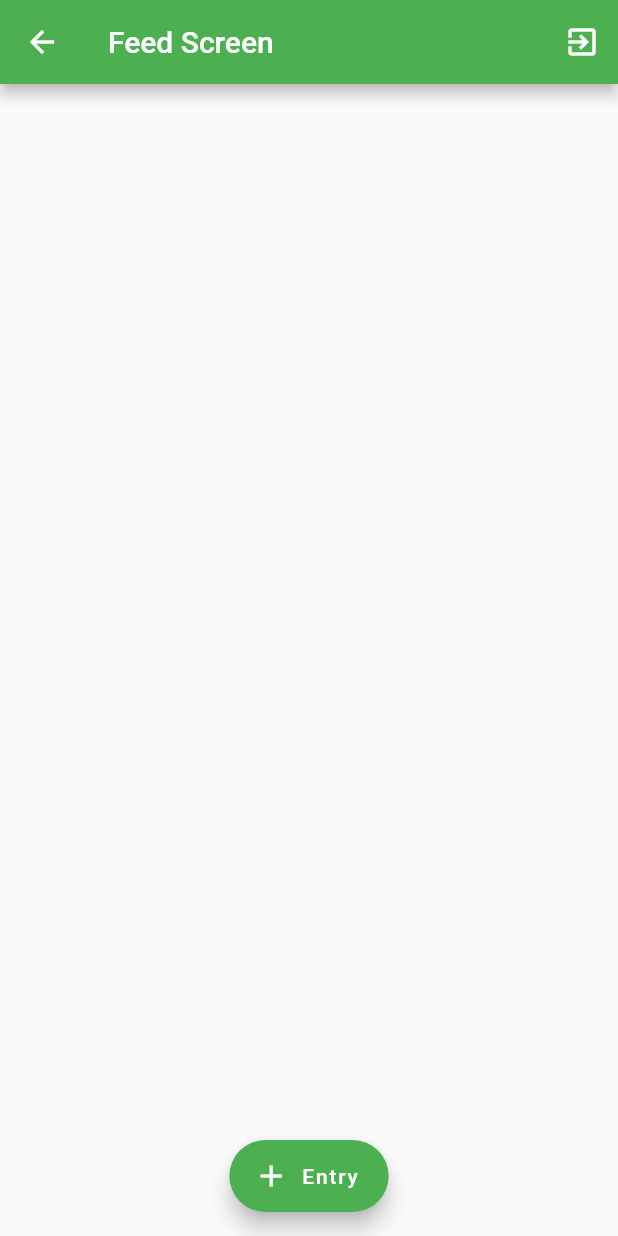
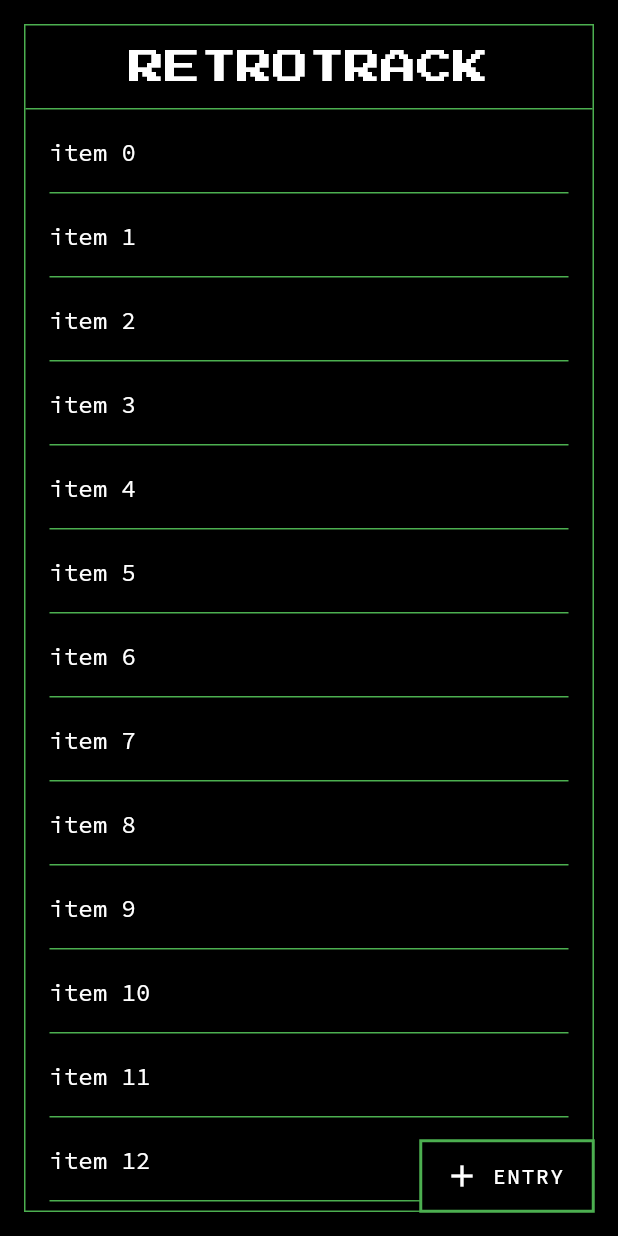
Before and after one commit to grandnexus/retrotrack, a Flutter app: the FeedScreen screen opened directly, on a phone screen of 412 x 824 dp. Run offline on Flutter 3.47's test engine with Material 2 defaults, Android fonts, the phone set to English and light mode, and no system bars; our stand-ins replace camera, flutter_riverpod, google_fonts, riverpod; missing offline and left inert: firebase_ml_vision; accounts and stored records are empty; statements that could not run were skipped.

Commit message:
[C/Project] Retro-risation

```diff
--- a/lib/ui/index.dart
+++ b/lib/ui/index.dart
@@ -3,4 +3,6 @@ export 'screens/camera_screen.dart';
 export 'screens/feed_screen.dart';
 
 export 'widgets/auth_guard.dart';
+export 'widgets/logo.dart';
+export 'widgets/none_scroll_behavior.dart';
 export 'widgets/redirect.dart';
--- a/lib/ui/screens/feed_screen.dart
+++ b/lib/ui/screens/feed_screen.dart
@@ -1,6 +1,7 @@
 import 'package:flutter/material.dart';
 import 'package:flutter_riverpod/flutter_riverpod.dart';
 import 'package:retrotrack/core/index.dart';
+import 'package:retrotrack/ui/index.dart';
 
 class FeedScreen extends StatelessWidget {
   const FeedScreen();
@@ -8,12 +9,44 @@ class FeedScreen extends StatelessWidget {
   @override
   Widget build(BuildContext context) {
     return Scaffold(
-      appBar: AppBar(
-        title: const Text('Feed Screen'),
-        actions: const <Widget>[_LogoutButton()],
+      body: SafeArea(
+        child: Container(
+          margin: const EdgeInsets.all(16),
+          decoration: BoxDecoration(
+            border: Border(
+              left: BorderSide(color: Theme.of(context).primaryColor),
+              top: BorderSide(color: Theme.of(context).primaryColor),
+              right: BorderSide(color: Theme.of(context).primaryColor),
+              bottom: BorderSide(color: Theme.of(context).primaryColor),
+            ),
+          ),
+          child: Column(
+            crossAxisAlignment: CrossAxisAlignment.center,
+            children: <Widget>[
+              const Logo(),
+              const Divider(),
+              Expanded(
+                child: ScrollConfiguration(
+                  behavior: const NoneScrollBehavior(),
+                  child: ListView.separated(
+                    itemCount: 25,
+                    separatorBuilder: (_, __) => const Divider(
+                      indent: 16,
+                      endIndent: 16,
+                    ),
+                    itemBuilder: (BuildContext context, int index) {
+                      return ListTile(
+                        title: Text('item $index'),
+                      );
+                    },
+                  ),
+                ),
+              )
+            ],
+          ),
+        ),
       ),
       floatingActionButton: const _FAB(),
-      floatingActionButtonLocation: FloatingActionButtonLocation.centerFloat,
     );
   }
 }
@@ -42,7 +75,7 @@ class _FAB extends StatelessWidget {
       onPressed: () {
         Navigator.pushNamed(context, '/camera');
       },
-      label: const Text('Entry'),
+      label: const Text('ENTRY'),
       icon: const Icon(Icons.add),
     );
   }
--- /dev/null
+++ b/lib/ui/widgets/logo.dart
@@ -0,0 +1,19 @@
+import 'package:flutter/material.dart';
+import 'package:google_fonts/google_fonts.dart';
+
+class Logo extends StatelessWidget {
+  const Logo();
+
+  @override
+  Widget build(BuildContext context) {
+    return Padding(
+      padding: const EdgeInsets.all(16),
+      child: Text(
+        'Retrotrack'.toUpperCase(),
+        style: GoogleFonts.pressStart2p(
+          textStyle: Theme.of(context).textTheme.headline5,
+        ),
+      ),
+    );
+  }
+}
--- /dev/null
+++ b/lib/ui/widgets/none_scroll_behavior.dart
@@ -0,0 +1,11 @@
+import 'package:flutter/material.dart';
+
+class NoneScrollBehavior extends ScrollBehavior {
+  const NoneScrollBehavior();
+
+  @override
+  Widget buildViewportChrome(
+      BuildContext context, Widget child, AxisDirection axisDirection) {
+    return child;
+  }
+}
--- a/pubspec.yaml
+++ b/pubspec.yaml
@@ -16,6 +16,7 @@ dependencies:
   firebase_ml_vision: ^0.9.2+1
   image: ^2.1.13
   image_picker: ^0.6.7+2
+  google_fonts: ^1.1.0
 
   # state management
   riverpod: ^0.1.0
```
Also changed, not shown: lib/main.dart (+30 -0 lines), lib/ui/screens/auth_screen.dart (+21 -9 lines), lib/ui/screens/camera_screen.dart (+11 -9 lines), pubspec.lock, 1 other file.
